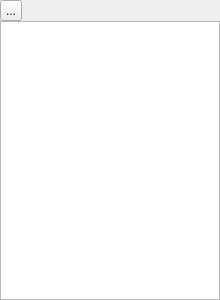
This is src/signA/widget/SADataFeatureWidget.ui in czyt1988/sa as Qt 5 draws it before an edit. The edited form follows.
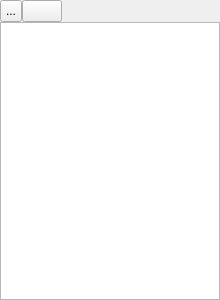
This is the edited form. Icons and pictures are not drawn.

```diff
--- a/src/signA/widget/SADataFeatureWidget.ui
+++ b/src/signA/widget/SADataFeatureWidget.ui
@@ -57,6 +57,13 @@
        </property>
       </widget>
      </item>
+     <item>
+      <widget class="QPushButton" name="pushButton_test">
+       <property name="text">
+        <string/>
+       </property>
+      </widget>
+     </item>
      <item>
       <spacer name="horizontalSpacer">
        <property name="orientation">
```
